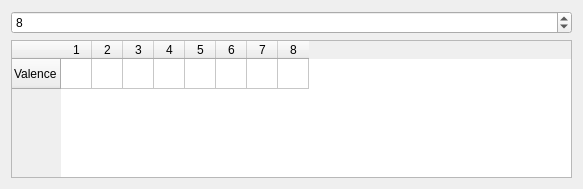
Qt form UI/ValveMapUI.ui (RoboDoig/schedule-generator) before a commit.
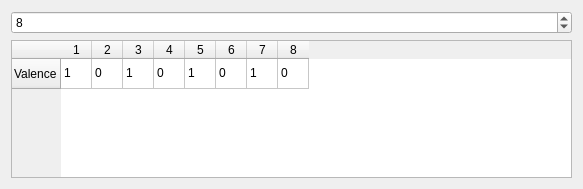
The same form after that commit.

```diff
--- a/UI/ValveMapUI.ui
+++ b/UI/ValveMapUI.ui
@@ -47,6 +47,46 @@
      <column/>
      <column/>
      <column/>
+     <item row="0" column="0">
+      <property name="text">
+       <string>1</string>
+      </property>
+     </item>
+     <item row="0" column="1">
+      <property name="text">
+       <string>0</string>
+      </property>
+     </item>
+     <item row="0" column="2">
+      <property name="text">
+       <string>1</string>
+      </property>
+     </item>
+     <item row="0" column="3">
+      <property name="text">
+       <string>0</string>
+      </property>
+     </item>
+     <item row="0" column="4">
+      <property name="text">
+       <string>1</string>
+      </property>
+     </item>
+     <item row="0" column="5">
+      <property name="text">
+       <string>0</string>
+      </property>
+     </item>
+     <item row="0" column="6">
+      <property name="text">
+       <string>1</string>
+      </property>
+     </item>
+     <item row="0" column="7">
+      <property name="text">
+       <string>0</string>
+      </property>
+     </item>
     </widget>
    </item>
    <item row="0" column="0">
```
